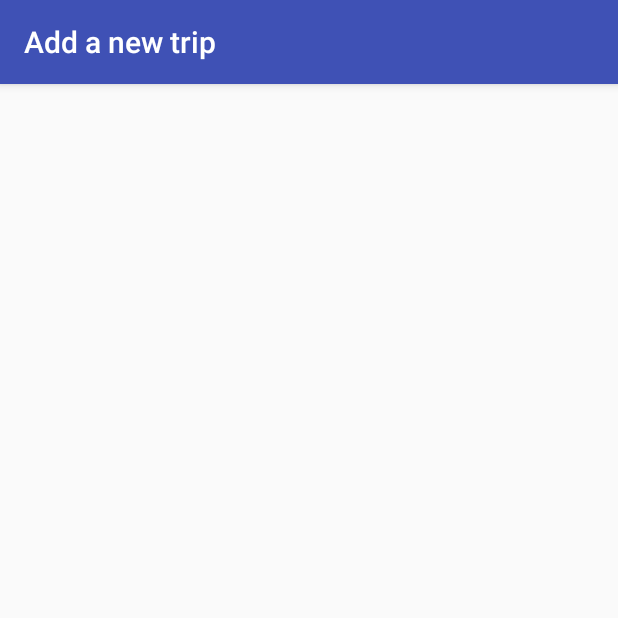
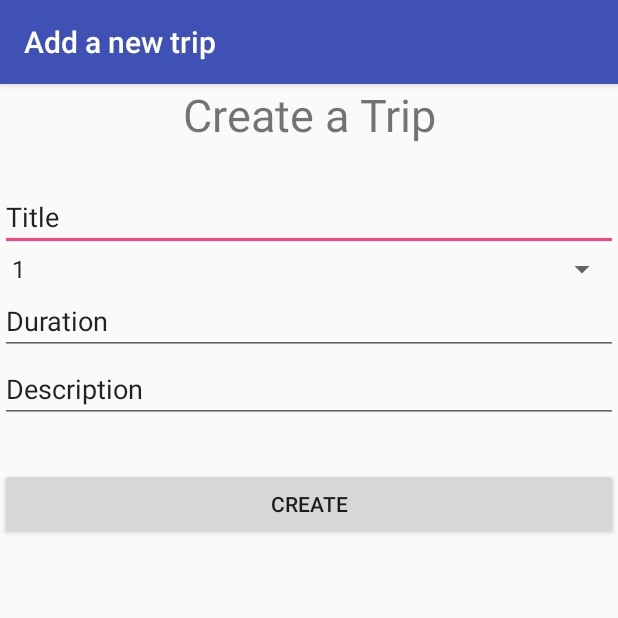
Before and after one commit to octaviangrozman/AndroidProject, an Android app: the AddTripActivity screen opened directly, with no data from a screen before it, on a phone screen of 412 x 824 dp, the top half of it. Run offline under Robolectric (Android 15) with nearby library versions, the phone set to English and light mode, and no system bars.

Commit message:
Merged conflict in strings.xml and created initial layout for create a trip

```diff
--- a/app/src/main/res/layout/activity_add_trip.xml
+++ b/app/src/main/res/layout/activity_add_trip.xml
@@ -1,9 +1,51 @@
 <?xml version="1.0" encoding="utf-8"?>
-<android.support.constraint.ConstraintLayout xmlns:android="http://schemas.android.com/apk/res/android"
+<LinearLayout xmlns:android="http://schemas.android.com/apk/res/android"
     xmlns:app="http://schemas.android.com/apk/res-auto"
     xmlns:tools="http://schemas.android.com/tools"
+    android:orientation="vertical"
     android:layout_width="match_parent"
     android:layout_height="match_parent"
     tools:context="com.example.octav.androidproject.AddTripActivity">
 
-</android.support.constraint.ConstraintLayout>
+    <TextView
+        android:layout_width="match_parent"
+        android:layout_height="wrap_content"
+        android:text="Create a Trip"
+        android:textAlignment="center"
+        android:textSize="30sp"
+        android:paddingBottom="25dp"/>
+
+    <EditText
+        android:layout_width="match_parent"
+        android:layout_height="wrap_content"
+        android:text="Title"
+        android:id="@+id/title"/>
+
+    <Spinner
+        android:layout_width="match_parent"
+        android:layout_height="wrap_content"
+        android:prompt="@string/complexity_prompt"
+        android:entries="@array/complexity_levels"
+        android:id="@+id/complexity"/>
+    <EditText
+        android:layout_width="match_parent"
+        android:layout_height="wrap_content"
+        android:text="Duration"
+        android:inputType="time"
+        android:id="@+id/duration"/>
+    <EditText
+        android:layout_width="match_parent"
+        android:layout_height="wrap_content"
+        android:text="Description"
+        android:inputType="textMultiLine"
+        android:id="@+id/description"
+        android:layout_marginBottom="30dp"/>
+
+    <Button
+        android:layout_width="match_parent"
+        android:layout_height="wrap_content"
+        android:text="Create"
+        android:id="@+id/createTrip" />
+
+
+</LinearLayout>
--- a/app/src/main/res/values/strings.xml
+++ b/app/src/main/res/values/strings.xml
@@ -1,4 +1,12 @@
 <resources>
     <string name="app_name">Bike Trips</string>
     <string name="add_trip_label">Add a new trip</string>
+    <string name="complexity_prompt">Choose complexity level</string>
+    <string-array name="complexity_levels">
+        <item>1</item>
+        <item>2</item>
+        <item>3</item>
+        <item>4</item>
+        <item>5</item>
+    </string-array>
 </resources>
```
